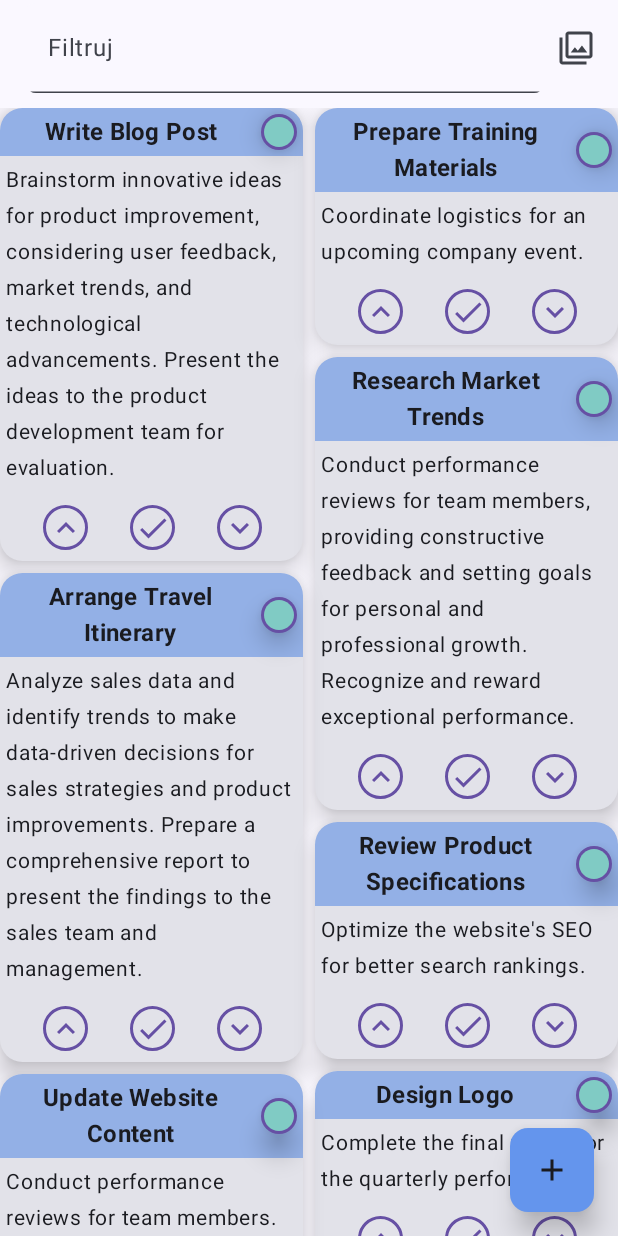
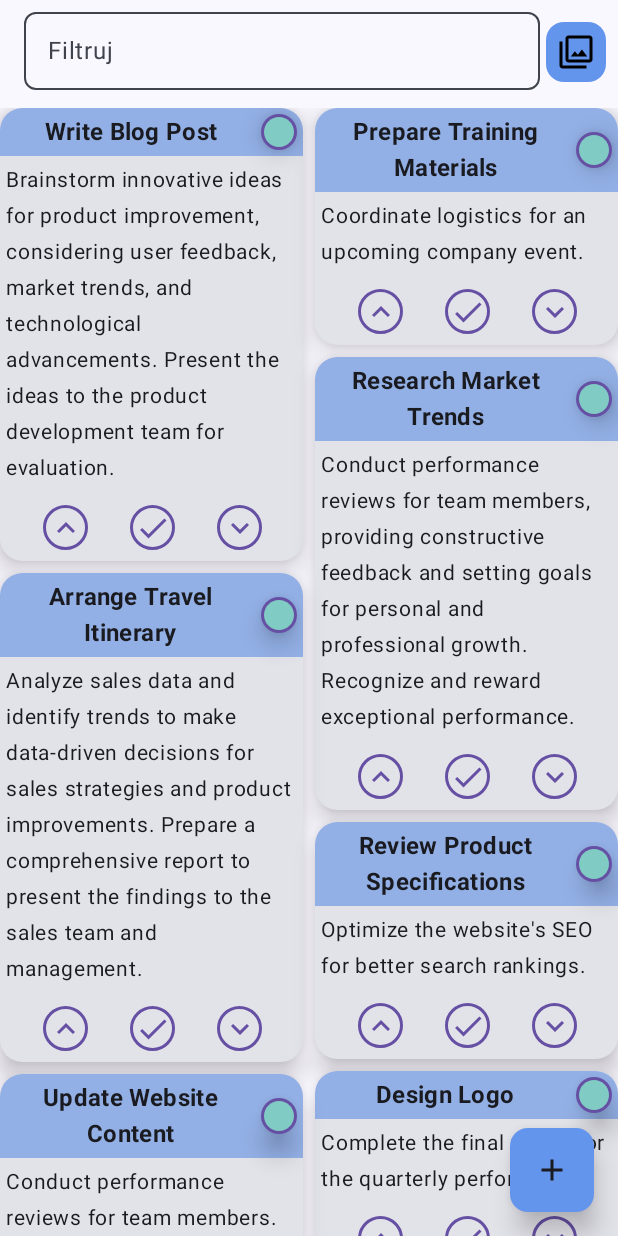
Before and after one commit to RafLew84/PrioritizeMeCompose, an Android app built with Jetpack Compose: the screen it shows after launch (MainActivity), on a phone screen of 412 x 824 dp. Run offline under Robolectric (Android 15) with nearby library versions, the phone set to English and light mode, and no system bars.

Commit message:
add topBar

```diff
--- a/app/src/main/java/com/example/prioritizemecompose/ui/screens/TaskListScreen.kt
+++ b/app/src/main/java/com/example/prioritizemecompose/ui/screens/TaskListScreen.kt
@@ -11,6 +11,7 @@ import androidx.compose.foundation.layout.Row
 import androidx.compose.foundation.layout.fillMaxHeight
 import androidx.compose.foundation.layout.fillMaxSize
 import androidx.compose.foundation.layout.fillMaxWidth
+import androidx.compose.foundation.layout.height
 import androidx.compose.foundation.layout.padding
 import androidx.compose.foundation.layout.size
 import androidx.compose.foundation.lazy.staggeredgrid.LazyVerticalStaggeredGrid
@@ -26,16 +27,16 @@ import androidx.compose.material.icons.outlined.KeyboardArrowUp
 import androidx.compose.material3.Card
 import androidx.compose.material3.CardDefaults
 import androidx.compose.material3.ExperimentalMaterial3Api
+import androidx.compose.material3.FilledTonalIconButton
 import androidx.compose.material3.FloatingActionButton
 import androidx.compose.material3.FloatingActionButtonDefaults
 import androidx.compose.material3.Icon
-import androidx.compose.material3.IconButton
 import androidx.compose.material3.IconButtonDefaults
 import androidx.compose.material3.MaterialTheme
 import androidx.compose.material3.OutlinedIconButton
+import androidx.compose.material3.OutlinedTextField
 import androidx.compose.material3.Scaffold
 import androidx.compose.material3.Text
-import androidx.compose.material3.TextField
 import androidx.compose.material3.TextFieldDefaults
 import androidx.compose.material3.TopAppBar
 import androidx.compose.runtime.Composable
@@ -69,30 +70,42 @@ fun TaskListScreen(){
         topBar = {
             TopAppBar(
                 title = {
-                    TextField(
+                    OutlinedTextField(
                         value = "",
                         singleLine = true,
                         shape = MaterialTheme.shapes.small,
                         modifier = Modifier.fillMaxWidth(),
-                        colors = TextFieldDefaults.textFieldColors(containerColor = MaterialTheme.colorScheme.surface),
+                        colors = TextFieldDefaults.textFieldColors(
+                            containerColor = MaterialTheme.colorScheme.surface
+                        ),
                         onValueChange = {},
                         label = { Text(text = "Filtruj")}
                     )
                 },
                 actions = {
-                    IconButton(onClick = { /* doSomething() */ }) {
+                    FilledTonalIconButton(
+                        onClick = { /* doSomething() */ },
+                        colors = IconButtonDefaults.iconButtonColors(
+                            containerColor = Color(100,149,237)
+                        ),
+                        shape = FloatingActionButtonDefaults.smallShape,
+                        modifier = Modifier.padding(top = 10.dp, start = 4.dp)
+                    ) {
                         Icon(
                             imageVector = Icons.Filled.Filter,
-                            contentDescription = "Sorting Options"
+                            contentDescription = "Sorting Options",
+                            tint = Color.Black
                         )
                     }
-                }
+                },
+                modifier = Modifier.height(60.dp)
             )
         }
     ) { paddingValues ->
         Box(modifier = Modifier
             .fillMaxSize()
-            .padding(paddingValues).padding(top = 8.dp)) {
+            .padding(paddingValues)
+            .padding(top = 12.dp)) {
             LazyVerticalStaggeredGrid(
                 columns = StaggeredGridCells.Adaptive(200.dp),
                 verticalItemSpacing = 8.dp,
```
